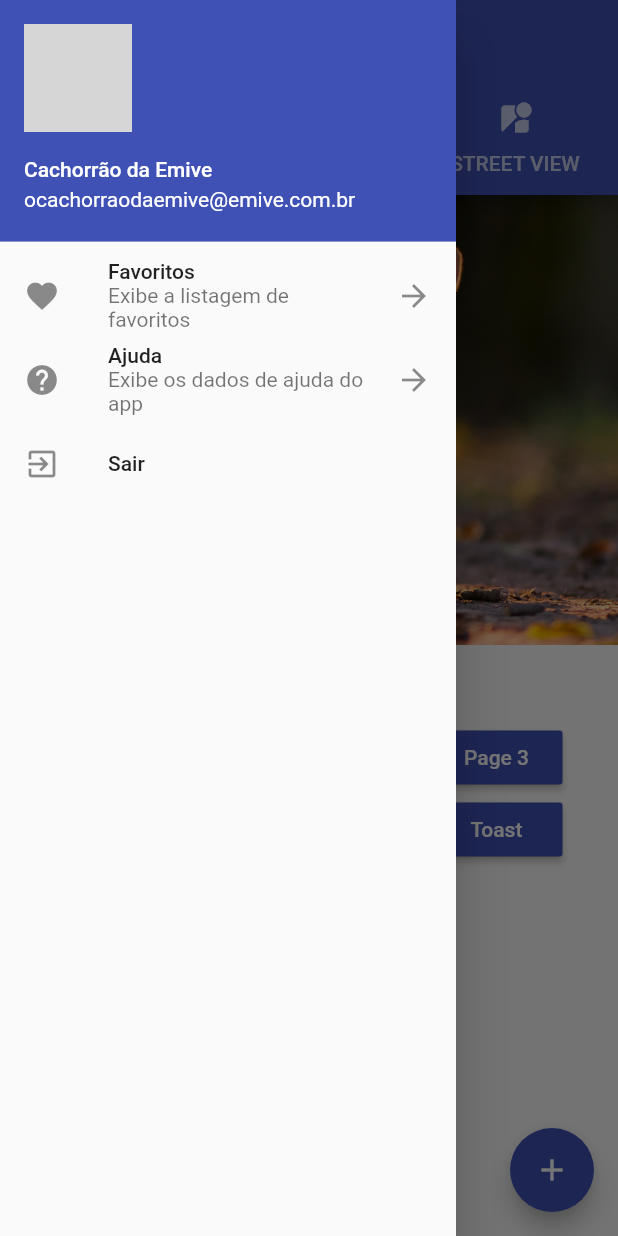
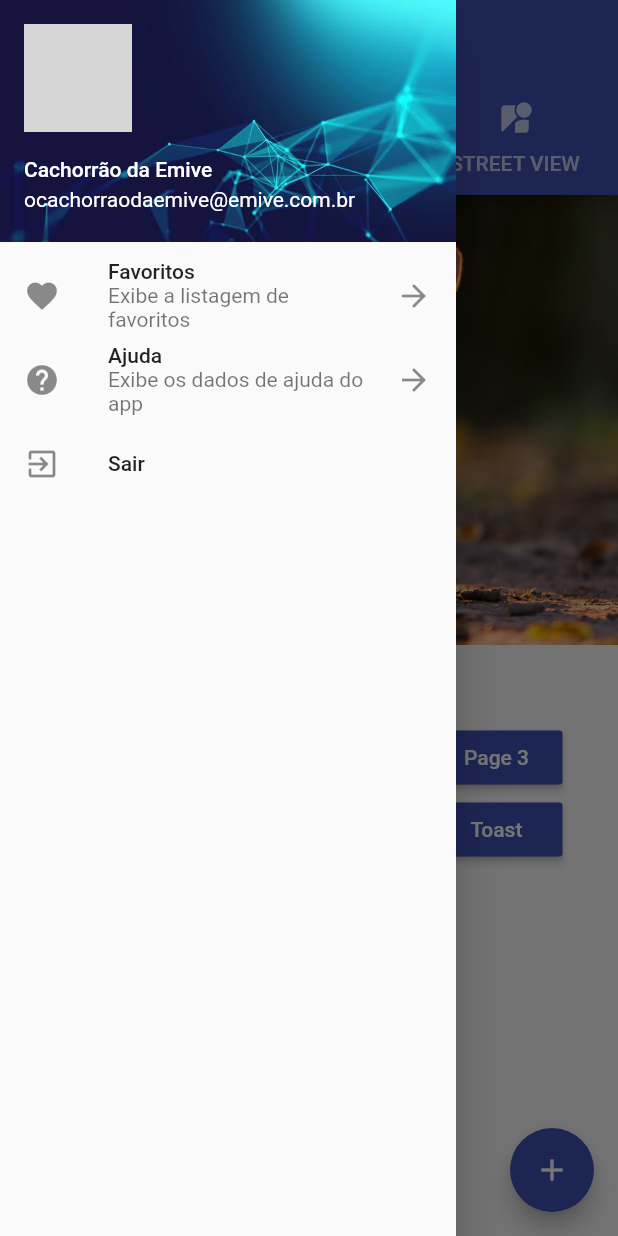
Before and after one commit to andrefch/flutter_first_class, a Flutter app: the screen it shows after launch, with the side drawer open, on a phone screen of 412 x 824 dp. Run offline on Flutter 3.47's test engine with Material 2 defaults, Android fonts, the phone set to English and light mode, and no system bars; our stand-ins replace fluttertoast; network calls fail; grey boxes are pictures that could not be loaded.

Commit message:
Added background to Drawer Header

```diff
--- a/lib/main.dart
+++ b/lib/main.dart
@@ -11,6 +11,7 @@ class FirstClassApp extends StatelessWidget {
       theme: ThemeData(
         primarySwatch: Colors.indigo,
       ),
+      debugShowCheckedModeBanner: false,
       home: HomePage(),
     );
   }
--- a/lib/widgets/drawer_list.dart
+++ b/lib/widgets/drawer_list.dart
@@ -18,6 +18,12 @@ class DrawerList extends StatelessWidget {
                 backgroundImage: NetworkImage(
                   "https://encrypted-tbn0.gstatic.com/images?q=tbn:ANd9GcQSTY1qd5yRyWPZNcn1EUNglGDd6q0F1AHta4ID0NRBV7Nbp_W6dQ&s"
                 ),
+              ),
+              decoration: BoxDecoration(
+                image: DecorationImage(
+                  image: ExactAssetImage("assets/images/drawer_background.jpeg"),
+                  fit: BoxFit.cover,
+                )
               ),
             ),
             _createItem(
```
Also changed, not shown: assets/images/drawer_background.jpeg (added).
